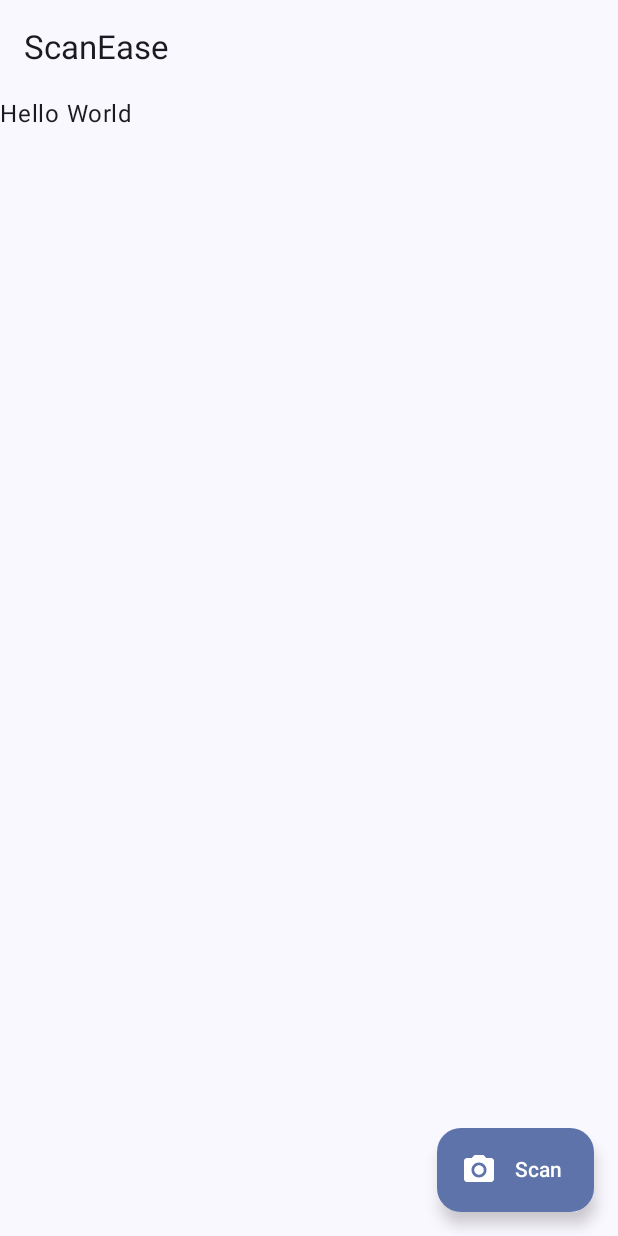
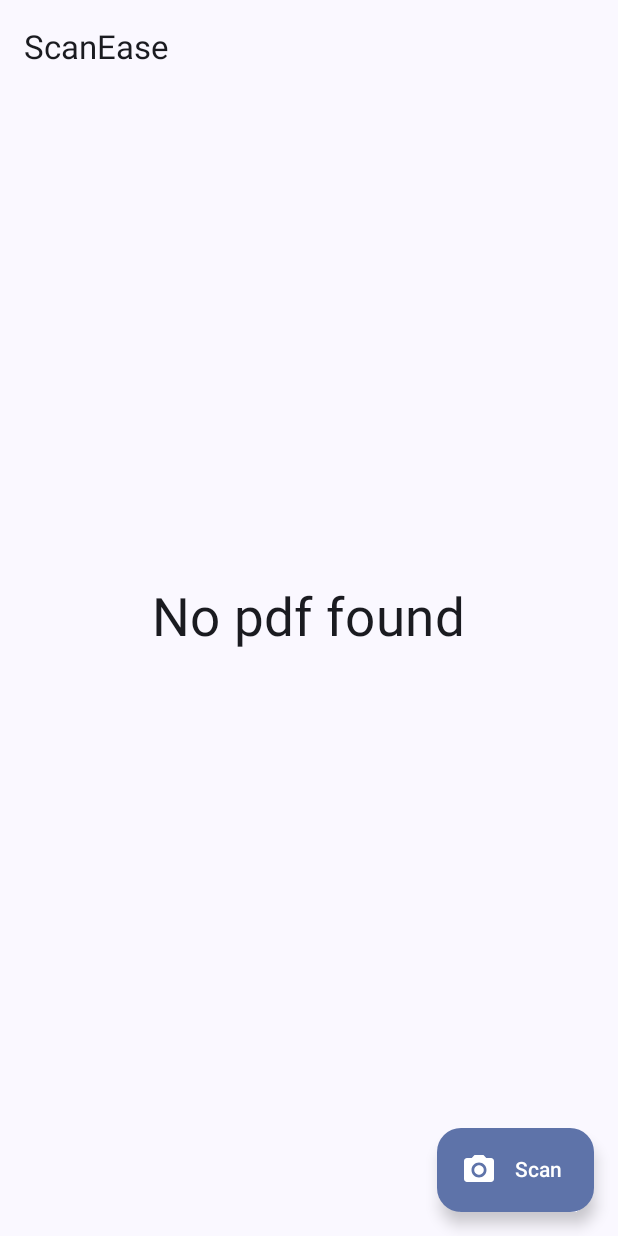
Before and after one commit to pranshu-5123/ScanEase, an Android app built with Jetpack Compose: the screen it shows after launch (MainActivity), on a phone screen of 412 x 824 dp. Run offline under Robolectric (Android 15) with nearby library versions, the light colour scheme and no system bars; libraries missing offline, so code that uses them is left out: com.google.mlkit.vision; 1 statement that could not run was skipped.

Commit message:
Added Dialog Box ,make padf layout,Error Screen,Rename Dialog

```diff
--- a/app/src/main/java/com/example/paperless/MainActivity.kt
+++ b/app/src/main/java/com/example/paperless/MainActivity.kt
@@ -2,10 +2,9 @@ package com.example.paperless
 import android.os.Bundle
 import androidx.activity.ComponentActivity
 import androidx.activity.compose.setContent
-import androidx.activity.enableEdgeToEdge
 import androidx.activity.viewModels
 import androidx.core.splashscreen.SplashScreen.Companion.installSplashScreen
-import com.example.paperless.screens.HomeScreen
+import com.example.paperless.screens.home.HomeScreen
 import com.example.paperless.ui.theme.PaperlessTheme
 import com.example.paperless.viewmodels.PdfViewModel
 
@@ -19,7 +18,7 @@ class MainActivity : ComponentActivity() {
         setContent {
             splashScreen.setKeepOnScreenCondition{pdfViewModel.isSplashScreen}
             PaperlessTheme {
-                    HomeScreen()
+                    HomeScreen(pdfViewModel)
                 }
             }
         }
--- /dev/null
+++ b/app/src/main/java/com/example/paperless/screens/common/ErrorScreen.kt
@@ -0,0 +1,17 @@
+package com.example.paperless.screens.common
+
+import androidx.compose.foundation.layout.Box
+import androidx.compose.foundation.layout.fillMaxSize
+import androidx.compose.material3.Text
+import androidx.compose.runtime.Composable
+import androidx.compose.ui.Alignment
+import androidx.compose.ui.Modifier
+import androidx.compose.ui.unit.dp
+import androidx.compose.ui.unit.sp
+
+@Composable
+fun ErrorScreen(message: String) {
+    Box(modifier = Modifier.fillMaxSize(), contentAlignment = Alignment.Center){
+        Text(text = message, fontSize = 35.sp)
+    }
+}
--- /dev/null
+++ b/app/src/main/java/com/example/paperless/screens/common/LoadingScreen.kt
@@ -0,0 +1,26 @@
+package com.example.paperless.screens.common
+
+import androidx.compose.foundation.layout.Box
+import androidx.compose.foundation.layout.size
+import androidx.compose.material3.CircularProgressIndicator
+import androidx.compose.runtime.Composable
+import androidx.compose.ui.Alignment
+import androidx.compose.ui.Modifier
+import androidx.compose.ui.unit.dp
+import androidx.compose.ui.window.Dialog
+import com.example.paperless.viewmodels.PdfViewModel
+
+@Composable
+fun LoadingDialog(pdfViewModel: PdfViewModel){
+    if(pdfViewModel.loadingDialog){
+    Dialog(onDismissRequest = { pdfViewModel.loadingDialog=false
+    })
+    {Box(modifier=Modifier.size(100.dp),
+        contentAlignment = Alignment.Center)
+    {
+        CircularProgressIndicator()
+    }
+
+    }
+}
+}
--- a/app/src/main/java/com/example/paperless/screens/HomeScreen.kt
+++ b/app/src/main/java/com/example/paperless/screens/home/HomeScreen.kt
@@ -1,11 +1,14 @@
-package com.example.paperless.screens
+package com.example.paperless.screens.home
 
 import android.app.Activity
 import android.util.Log
 import androidx.activity.compose.rememberLauncherForActivityResult
 import androidx.activity.result.IntentSenderRequest
 import androidx.activity.result.contract.ActivityResultContracts
+import androidx.compose.foundation.layout.fillMaxSize
 import androidx.compose.foundation.layout.padding
+import androidx.compose.foundation.lazy.LazyColumn
+import androidx.compose.foundation.lazy.items
 import androidx.compose.material3.ExperimentalMaterial3Api
 import androidx.compose.material3.ExtendedFloatingActionButton
 import androidx.compose.material3.Icon
@@ -13,22 +16,38 @@ import androidx.compose.material3.Scaffold
 import androidx.compose.material3.Text
 import androidx.compose.material3.TopAppBar
 import androidx.compose.runtime.Composable
+import androidx.compose.runtime.mutableStateListOf
 import androidx.compose.runtime.remember
 import androidx.compose.ui.Modifier
 import androidx.compose.ui.platform.LocalContext
 import androidx.compose.ui.res.painterResource
 import androidx.compose.ui.res.stringResource
 import com.example.paperless.R
+import com.example.paperless.models.PdfEntity
+import com.example.paperless.screens.common.ErrorScreen
+import com.example.paperless.screens.common.LoadingDialog
+import com.example.paperless.screens.home.components.PdfLayout
+import com.example.paperless.screens.home.components.RenameDeleteDialog
 import com.example.paperless.utils.showToast
+import com.example.paperless.viewmodels.PdfViewModel
 import com.google.mlkit.vision.documentscanner.GmsDocumentScannerOptions
 import com.google.mlkit.vision.documentscanner.GmsDocumentScanning
 import com.google.mlkit.vision.documentscanner.GmsDocumentScanningResult
+import java.text.SimpleDateFormat
+import java.util.Date
+import java.util.Locale
+import java.util.UUID
 
 @OptIn(ExperimentalMaterial3Api::class)
 @Composable
-fun HomeScreen(){
+fun HomeScreen(pdfViewModel: PdfViewModel){
+    LoadingDialog(pdfViewModel = pdfViewModel)
+    RenameDeleteDialog(pdfViewModel =pdfViewModel)
     val activity=LocalContext.current as Activity
     val context=LocalContext.current
+    val pdfList= remember {
+        mutableStateListOf<PdfEntity>()
+    }
     val scannerLauncher =
         rememberLauncherForActivityResult(contract = ActivityResultContracts.StartIntentSenderForResult())
     {result->
@@ -38,6 +57,11 @@ fun HomeScreen(){
             scanningResult?.pdf?.let{
                 pdf->
                 Log.d("pdfName",pdf.uri.lastPathSegment.toString())
+                val date= Date()
+                //val fileName="My file"
+                val fileName= SimpleDateFormat("dd/MM/yyyy", Locale.getDefault()).format(date)
+                val pdfEntity=PdfEntity(UUID.randomUUID().toString(),fileName,"10 Kb",date)
+                pdfList.add(pdfEntity)
             }
         }
     }
@@ -72,9 +96,18 @@ fun HomeScreen(){
             )
         }
     ) {
-        Text(
-            text = "Hello World",
-            modifier = Modifier.padding(it)
-        )
+        paddingValue->
+        if(pdfList.isEmpty()){
+            ErrorScreen(message ="No pdf found")}
+        else{
+        LazyColumn(modifier = Modifier
+            .fillMaxSize()
+            .padding(paddingValue))
+        {
+            items(items = pdfList, key = { pdfEntity -> pdfEntity.id }) { pdfEntity ->
+                PdfLayout(pdfEntity = pdfEntity, pdfViewModel = pdfViewModel)
+            }
+        }
+        }
     }
 }
--- a/app/src/main/java/com/example/paperless/viewmodels/PdfViewModel.kt
+++ b/app/src/main/java/com/example/paperless/viewmodels/PdfViewModel.kt
@@ -10,6 +10,8 @@ import kotlinx.coroutines.launch
 
 class PdfViewModel: ViewModel() {
     var isSplashScreen by mutableStateOf(false)
+    var showRenameDialog  by mutableStateOf(false)
+    var loadingDialog by mutableStateOf(false)
 
     init {
         viewModelScope.launch {
--- /dev/null
+++ b/app/src/main/res/drawable/baseline_delete_24.xml
@@ -0,0 +1,5 @@
+<vector xmlns:android="http://schemas.android.com/apk/res/android" android:height="24dp" android:tint="#E50707" android:viewportHeight="24" android:viewportWidth="24" android:width="24dp">
+
+    <path android:fillColor="@android:color/white" android:pathData="M6,19c0,1.1 0.9,2 2,2h8c1.1,0 2,-0.9 2,-2V7H6v12zM19,4h-3.5l-1,-1h-5l-1,1H5v2h14V4z"/>
+
+</vector>
--- /dev/null
+++ b/app/src/main/res/drawable/baseline_more_vert_24.xml
@@ -0,0 +1,5 @@
+<vector xmlns:android="http://schemas.android.com/apk/res/android" android:height="24dp" android:tint="#FFFFFF" android:viewportHeight="24" android:viewportWidth="24" android:width="24dp">
+
+    <path android:fillColor="@android:color/white" android:pathData="M12,8c1.1,0 2,-0.9 2,-2s-0.9,-2 -2,-2 -2,0.9 -2,2 0.9,2 2,2zM12,10c-1.1,0 -2,0.9 -2,2s0.9,2 2,2 2,-0.9 2,-2 -0.9,-2 -2,-2zM12,16c-1.1,0 -2,0.9 -2,2s0.9,2 2,2 2,-0.9 2,-2 -0.9,-2 -2,-2z"/>
+
+</vector>
```
Also changed, not shown: app/src/main/java/com/example/paperless/models/PdfEntity.kt (added, +10 -0 lines), app/src/main/java/com/example/paperless/screens/home/components/PdfLayout.kt (added, +69 -0 lines), app/src/main/java/com/example/paperless/screens/home/components/RenameDeleteDialog.kt (added, +84 -0 lines), app/src/main/res/drawable/pdficon.png (added).
